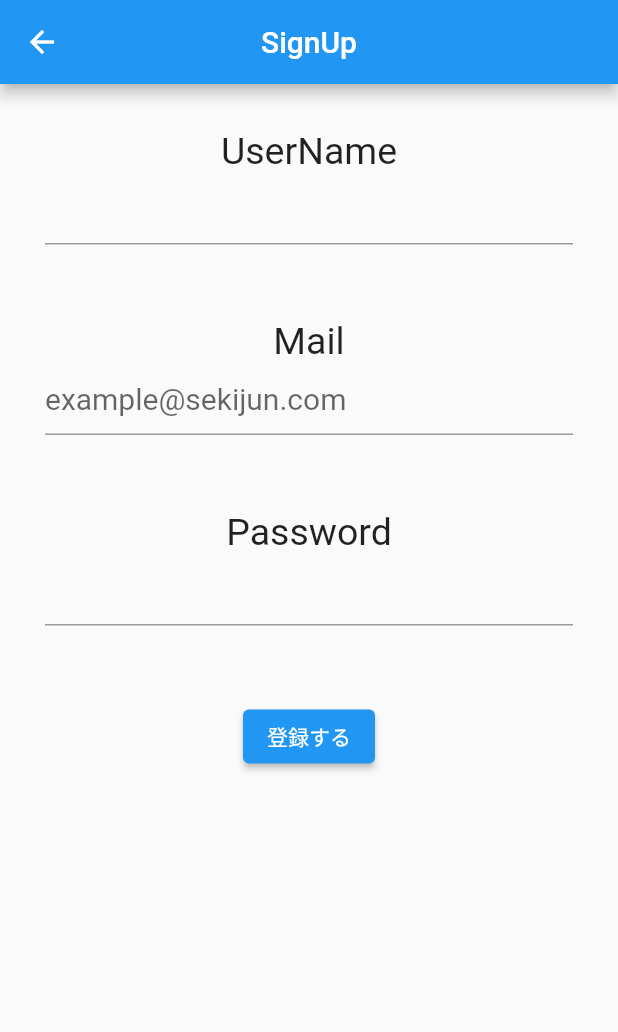
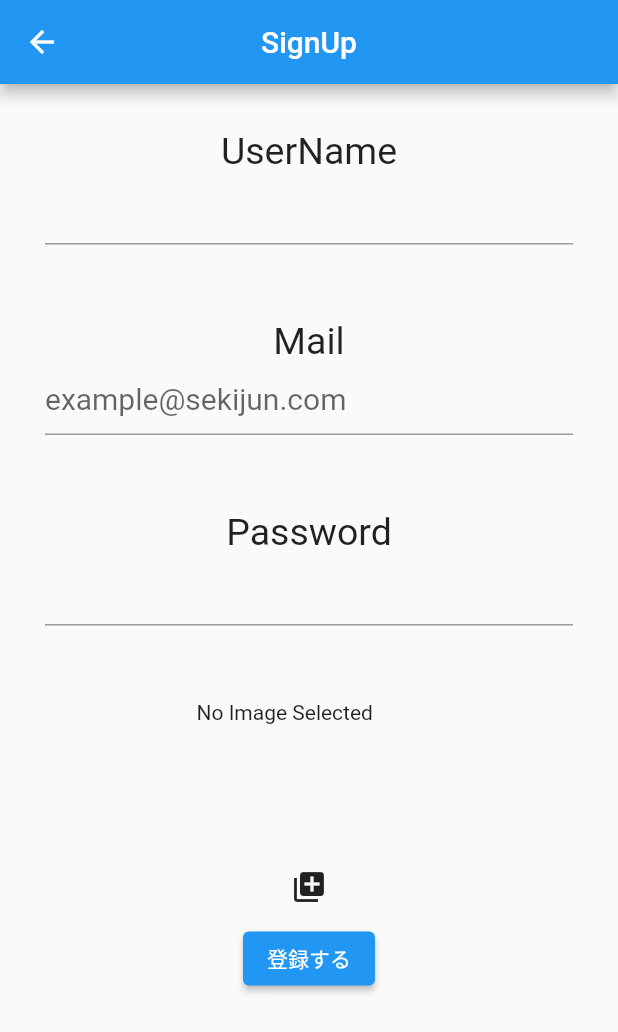
Before and after one commit to sekijun1/memo, a Flutter app: the screen it shows after launch, after a tap on "SignUp", on a phone screen of 412 x 824 dp. Shown: the top 1032 px of the screen. Run offline on Flutter 3.47's test engine with Material 2 defaults, Android fonts, the phone set to English and light mode, and no system bars; our stand-ins replace cloud_firestore, firebase_auth, firebase_core, image_picker; accounts and stored records are empty; network calls fail.

Commit message:
7/5 22:30

```diff
--- a/lib/home/home_screen.dart
+++ b/lib/home/home_screen.dart
@@ -13,8 +13,7 @@ class HomeScreen extends StatelessWidget {
         appBar: AppBar(title: Text('UsersDataBase')),
         body: Consumer<HomeModel>(
           builder: (context, model, child) {
-            return SafeArea(
-              child: Center(
+            return SingleChildScrollView(
               child: Column(
                 children: [
                   Container(
@@ -40,18 +39,43 @@ class HomeScreen extends StatelessWidget {
                       ],
                     ),
                   ),
-                    Padding(
+                  Container(
                     padding: const EdgeInsets.all(30.0),
-                      child: ListTile(
-                        title: Text('UserName', style: TextStyle(fontSize: 25)),
-                        subtitle: Text('Mail', style: TextStyle(fontSize: 20)),
-                        leading: Icon(Icons.person, size: 35),
-                        trailing: IconButton(
-                            icon: Icon(Icons.add, size: 30), onPressed: () {}),
+                    child: Column(
+                      crossAxisAlignment: CrossAxisAlignment.start,
+                      children: [
+                        Text('UsersListを表示',style: TextStyle(fontSize: 25)),
+                        _userListTiles(),
+                        _userListTiles(),
+                        _userListTiles(),
+                        SizedBox(height: 20,),
+                        Text('UserProfileを表示',style: TextStyle(fontSize: 25)),
+                        Container(
+                          padding: EdgeInsets.only(left: 30,right: 30),
+                          decoration: BoxDecoration(
+                              borderRadius: BorderRadius.circular(10),
+                              color: Colors.grey.shade300
+                          ),
+                          child: Column(
+                            crossAxisAlignment: CrossAxisAlignment.start,
+                            children: [
+                              Container(
+                                  height: 200,
+                                  alignment: Alignment.center,
+                                  padding: EdgeInsets.all(20),
+                                  child: Image.network('https://www.nicepng.com/png/detail/136-1366211_group-of-10-guys-login-user-icon-png.png')
+                              ),
+                              profileTile('UserName','UserName'),
+                              profileTile('DocumentID','DocumentID'),
+                              profileTile('Mail','Mail'),
+                              profileTile('Password', 'Password'),
+                            ],
                           ),
                         ),
                       ],
                     ),
+                  ),
+                ],
               ),
             );
           },
@@ -59,4 +83,44 @@ class HomeScreen extends StatelessWidget {
       ),
     );
   }
+
+  Widget _userListTiles(){
+    return Container(
+      padding: EdgeInsets.symmetric(vertical: 10),
+      margin: EdgeInsets.only(bottom: 10),
+      decoration: BoxDecoration(
+          borderRadius: BorderRadius.circular(10),
+          color: Colors.grey.shade300),
+      child: ListTile(
+        title:
+        Text('UserName', style: TextStyle(fontSize: 25)),
+        subtitle:
+        Text('Mail', style: TextStyle(fontSize: 20)),
+        leading: Icon(Icons.person, size: 35),
+        trailing: IconButton(
+            icon: Icon(Icons.add, size: 30),
+            onPressed: () {}),
+      ),
+    );
   }
+
+  Widget profileTile(String label, userParameter) {
+    return Container(
+      padding: EdgeInsets.symmetric(vertical: 10),
+      child: Column(
+        crossAxisAlignment: CrossAxisAlignment.start,
+        children: [
+          Container(
+              width: 160,
+              child: Text('$label:', style: TextStyle(fontSize: 25))),
+          Row(
+            children: [
+              SizedBox(width: 50),
+              Text(userParameter, style: TextStyle(fontSize: 20)),
+            ],
+          ),
+        ],
+      ),
+    );
+  }
+}
--- a/lib/signup/signup_model.dart
+++ b/lib/signup/signup_model.dart
@@ -1,12 +1,29 @@
+import 'dart:io';
+
 import 'package:cloud_firestore/cloud_firestore.dart';
 import 'package:firebase_auth/firebase_auth.dart';
 import 'package:flutter/material.dart';
+import 'package:image_picker/image_picker.dart';
 
 class SignUpModel extends ChangeNotifier {
   String name = '';
   String mail = '';
   String password = '';
+  String imageURL = '';
   FirebaseAuth auth = FirebaseAuth.instance;
+  // File imageFile;
+
+
+  // Future showImagePicker() async {
+  //   final ImagePicker picker = ImagePicker();
+  //   final PickedFile? pickedFile =
+  //       await picker.getImage(source: ImageSource.gallery);
+  //   if (pickedFile != null) {imageFile = File(pickedFile.path);}
+  //   else {print('pickedFileがNullです');}
+  //   notifyListeners();
+  // }
+
+
 
   Future addUserToAuth() async {
     if (name == "" || mail == "" || password == "") {
@@ -20,6 +37,7 @@ class SignUpModel extends ChangeNotifier {
     print(name);
     print(mail);
     print(password);
+    print(imageURL);
 
     final UserCredential user = await auth.createUserWithEmailAndPassword(
       email: mail,
@@ -32,10 +50,8 @@ class SignUpModel extends ChangeNotifier {
     );
     await FirebaseFirestore.instance
         .collection('users')
-        .add({'name': name, 'mail': mail});
+        .add({'name': name, 'mail': mail,'password':password,'imageURL':imageURL});
 
     return result;
   }
-
-
 }
--- a/lib/signup/signup_screen.dart
+++ b/lib/signup/signup_screen.dart
@@ -4,16 +4,27 @@ import 'package:memo/signup/signup_model.dart';
 import 'package:provider/provider.dart';
 
 class SignUpScreen extends StatelessWidget {
+  final user;
 
-  final nameController =TextEditingController();
+  SignUpScreen({this.user});
+
+  final nameController = TextEditingController();
   final mailController = TextEditingController();
   final passwordController = TextEditingController();
 
   @override
   Widget build(BuildContext context) {
-    // print(isUpdate);
-    // print(nameController.text);
-    // print(idController.text);
+    final bool isUpdate = user != null;
+
+    if (isUpdate) {
+      nameController.text = user.name;
+      mailController.text = user.mail;
+      passwordController.text = user.password;
+    }
+    print(isUpdate);
+    print(nameController.text);
+    print(mailController.text);
+    print(passwordController.text);
 
     return ChangeNotifierProvider<SignUpModel>(
         create: (_) => SignUpModel(),
@@ -37,13 +48,41 @@ class SignUpScreen extends StatelessWidget {
                   Text("Password", style: TextStyle(fontSize: 25)),
                   passwordInputTextField(model),
                   SizedBox(height: 50),
+                  SizedBox(
+                    width: 150,
+                    height: 100,
+                    child: Text('No Image Selected'),
+                  ),
+                  IconButton(
+                      onPressed: () {
+                        model.imageURL =
+                        'https://toppng.com/uploads/preview/icons-logos-emojis-user-icon-png-transparent-11563566676e32kbvynug.png';
+                        print(model.imageURL);
+                      },
+                      icon: Icon(Icons.library_add)),
+
+              // SizedBox(
+              //   width: 150,
+              //   height: 100,
+              //   child: model.imageFile == null
+              //       ? Text('No Image Selected.')
+              //       : Image.file(model.imageFile),
+              // ),
+              // IconButton(
+              //   icon: Icon(Icons.library_add),
+              //   onPressed: () async {
+              //     await model.showImagePicker();
+              //   },
+              // ),
               ElevatedButton(
                 child: Text("登録する"),
-                      onPressed: () async {onPushSignUp(model, context);},
+                onPressed: () async {
+                  onPushSignUp(model, context);
+                },
               )
               ],
-                ),
-              ),
+            ),)
+            ,
             );
           }),
         ));
@@ -54,7 +93,7 @@ class SignUpScreen extends StatelessWidget {
       controller: nameController,
       keyboardType: TextInputType.text,
       style: TextStyle(fontSize: 20),
-      onChanged:(text)=> model.name = text,
+      onChanged: (text) => model.name = text,
     );
   }
 
@@ -64,7 +103,7 @@ class SignUpScreen extends StatelessWidget {
       keyboardType: TextInputType.text,
       decoration: InputDecoration(hintText: 'example@sekijun.com'),
       style: TextStyle(fontSize: 20),
-      onChanged:(text) => model.mail =text,
+      onChanged: (text) => model.mail = text,
     );
   }
 
@@ -74,11 +113,11 @@ class SignUpScreen extends StatelessWidget {
       keyboardType: TextInputType.text,
       obscureText: true,
       style: TextStyle(fontSize: 20),
-      onChanged: (text)=>model.password=text,
+      onChanged: (text) => model.password = text,
     );
   }
 
-  Future onPushSignUp(SignUpModel model,BuildContext context) async {
+  Future onPushSignUp(SignUpModel model, BuildContext context) async {
     try {
       await model.addUserToAuth();
       await showDialog(
@@ -96,7 +135,13 @@ class SignUpScreen extends StatelessWidget {
           });
       print(model.auth.currentUser);
       Navigator.of(context).pop();
-      Navigator.pushReplacement(context, MaterialPageRoute(builder: (context)=>ListViewScreen(logInUser: model.auth.currentUser,)));
+      Navigator.pushReplacement(
+          context,
+          MaterialPageRoute(
+              builder: (context) =>
+                  ListViewScreen(
+                    logInUser: model.auth.currentUser,
+                  )));
     } catch (e) {
       await showDialog(
           context: context,
--- a/lib/users.dart
+++ b/lib/users.dart
@@ -1,5 +1,3 @@
-
-import 'package:flutter/cupertino.dart';
 
 class Users {
 
@@ -8,13 +6,13 @@ class Users {
     required this.name,
     required this.mail,
     this.password,
-    this.image,
+    this.imageURL,
   });
 
   final String? documentID;
   final String? name;
   final String? mail;
   final String? password;
-  final Image? image;
+  final String? imageURL;
 
 }
```
Also changed, not shown: lib/list_view/list_view_model.dart (+10 -20 lines), lib/list_view/list_view_screen.dart (+41 -22 lines), lib/login/login_screen.dart (+10 -7 lines), lib/profile/profile_model.dart (+0 -62 lines), lib/profile/profile_screen.dart (+19 -13 lines), pubspec.yaml (+3 -6 lines), assets/images/user_image.png (added), pubspec.lock, 2 other files. Lines whose indentation alone changed are shown as unchanged.
